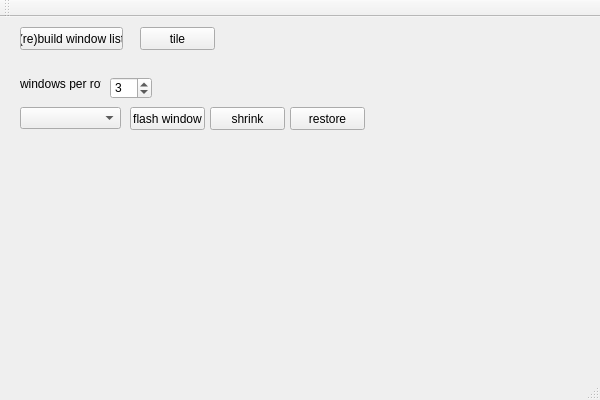
kambala-decapitator/d3-window-db-manager, file d3windowdbmanager.ui: the form before one commit.
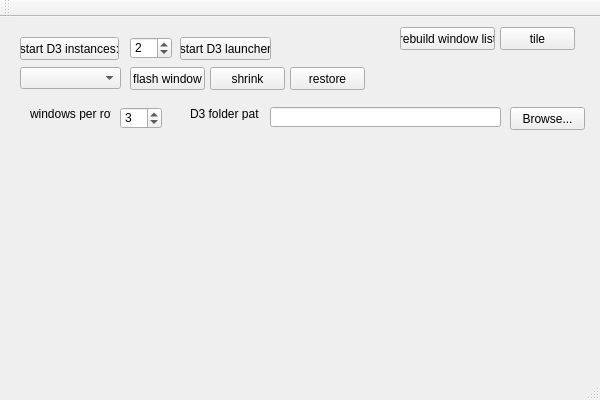
The form after the commit.

Commit message: added D3 path selection, launcher starting and game starting via APOC's launcher

Patch:
```diff
--- a/d3windowdbmanager.ui
+++ b/d3windowdbmanager.ui
@@ -17,21 +17,21 @@
    <widget class="QPushButton" name="buildWndListButton">
     <property name="geometry">
      <rect>
-      <x>20</x>
+      <x>400</x>
       <y>10</y>
-      <width>103</width>
+      <width>95</width>
       <height>23</height>
      </rect>
     </property>
     <property name="text">
-     <string>(re)build window list</string>
+     <string>rebuild window list</string>
     </property>
    </widget>
    <widget class="QComboBox" name="windowsComboBox">
     <property name="geometry">
      <rect>
       <x>20</x>
-      <y>90</y>
+      <y>50</y>
       <width>101</width>
       <height>22</height>
      </rect>
@@ -41,7 +41,7 @@
     <property name="geometry">
      <rect>
       <x>130</x>
-      <y>90</y>
+      <y>50</y>
       <width>75</width>
       <height>23</height>
      </rect>
@@ -53,8 +53,8 @@
    <widget class="QLabel" name="label">
     <property name="geometry">
      <rect>
-      <x>20</x>
-      <y>60</y>
+      <x>30</x>
+      <y>90</y>
       <width>81</width>
       <height>13</height>
      </rect>
@@ -67,7 +67,7 @@
     <property name="geometry">
      <rect>
       <x>290</x>
-      <y>90</y>
+      <y>50</y>
       <width>75</width>
       <height>23</height>
      </rect>
@@ -80,7 +80,7 @@
     <property name="geometry">
      <rect>
       <x>210</x>
-      <y>90</y>
+      <y>50</y>
       <width>75</width>
       <height>23</height>
      </rect>
@@ -92,7 +92,7 @@
    <widget class="QPushButton" name="tileButton">
     <property name="geometry">
      <rect>
-      <x>140</x>
+      <x>500</x>
       <y>10</y>
       <width>75</width>
       <height>23</height>
@@ -105,8 +105,8 @@
    <widget class="QSpinBox" name="windowsPerRowSpinBox">
     <property name="geometry">
      <rect>
-      <x>110</x>
-      <y>60</y>
+      <x>120</x>
+      <y>90</y>
       <width>42</width>
       <height>22</height>
      </rect>
@@ -121,6 +121,87 @@
      <number>3</number>
     </property>
    </widget>
+   <widget class="QLabel" name="label_2">
+    <property name="geometry">
+     <rect>
+      <x>190</x>
+      <y>90</y>
+      <width>69</width>
+      <height>13</height>
+     </rect>
+    </property>
+    <property name="text">
+     <string>D3 folder path</string>
+    </property>
+   </widget>
+   <widget class="QLineEdit" name="d3PathLineEdit">
+    <property name="geometry">
+     <rect>
+      <x>270</x>
+      <y>90</y>
+      <width>231</width>
+      <height>20</height>
+     </rect>
+    </property>
+   </widget>
+   <widget class="QPushButton" name="selectD3PathButton">
+    <property name="geometry">
+     <rect>
+      <x>510</x>
+      <y>90</y>
+      <width>75</width>
+      <height>23</height>
+     </rect>
+    </property>
+    <property name="text">
+     <string>Browse...</string>
+    </property>
+   </widget>
+   <widget class="QSpinBox" name="d3InstancesSpinBox">
+    <property name="geometry">
+     <rect>
+      <x>130</x>
+      <y>20</y>
+      <width>42</width>
+      <height>22</height>
+     </rect>
+    </property>
+    <property name="minimum">
+     <number>1</number>
+    </property>
+    <property name="value">
+     <number>2</number>
+    </property>
+   </widget>
+   <widget class="QPushButton" name="startD3Button">
+    <property name="geometry">
+     <rect>
+      <x>20</x>
+      <y>20</y>
+      <width>99</width>
+      <height>23</height>
+     </rect>
+    </property>
+    <property name="text">
+     <string>start D3 instances:</string>
+    </property>
+   </widget>
+   <widget class="QPushButton" name="startLauncherButton">
+    <property name="geometry">
+     <rect>
+      <x>180</x>
+      <y>20</y>
+      <width>91</width>
+      <height>23</height>
+     </rect>
+    </property>
+    <property name="toolTip">
+     <string>starts Diablo III Launcher.exe</string>
+    </property>
+    <property name="text">
+     <string>start D3 launcher</string>
+    </property>
+   </widget>
   </widget>
   <widget class="QMenuBar" name="menuBar">
    <property name="geometry">
```
The commit also changes 2 other files.
